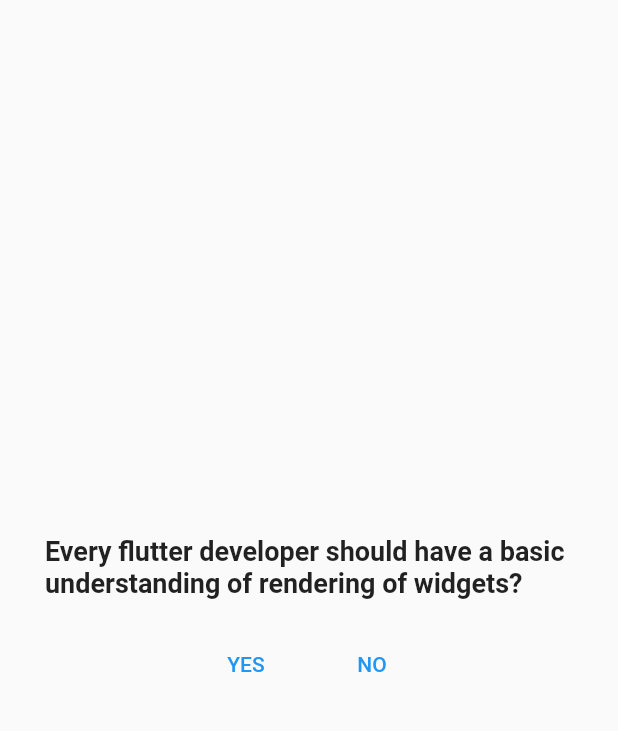
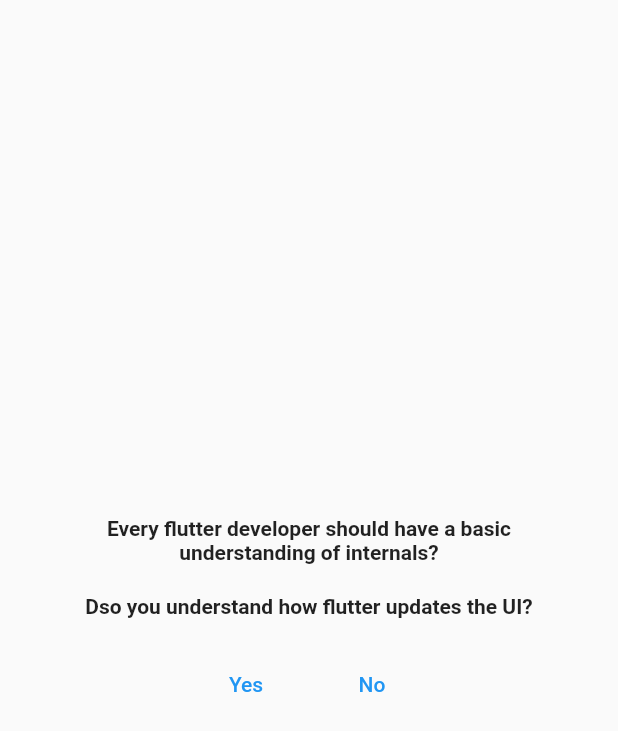
Before and after one commit to sxjal/ToDO, a Flutter app: the screen it shows after launch, on a phone screen of 412 x 824 dp. Shown: the top 731 px of the screen. Run offline on Flutter 3.47's test engine with Material 2 defaults, Android fonts, the phone set to English and light mode, and no system bars.

Commit message:
finished the first screen

```diff
--- a/lib/uiupdate.dart
+++ b/lib/uiupdate.dart
@@ -20,10 +20,18 @@ class _UiUpdatesDemoState extends State<UiUpdatesDemo> {
         crossAxisAlignment: CrossAxisAlignment.center,
         children: [
           const Text(
-            'Every flutter developer should have a basic understanding of rendering of widgets?',
+            'Every flutter developer should have a basic understanding of internals?',
+            textAlign: TextAlign.center,
             style: TextStyle(
-              fontSize: 18,
               fontWeight: FontWeight.bold,
+            ),
+          ),
+          const SizedBox(height: 20),
+          const Text(
+            "Dso you understand how flutter updates the UI?",
+            textAlign: TextAlign.center,
+            style: TextStyle(
+              fontWeight: FontWeight.w600,
             ),
           ),
           const SizedBox(height: 20),
@@ -36,7 +44,7 @@ class _UiUpdatesDemoState extends State<UiUpdatesDemo> {
                     _counter = !_counter;
                   });
                 },
-                child: const Text('YES'),
+                child: const Text('Yes'),
               ),
               const SizedBox(width: 20),
               TextButton(
@@ -45,7 +53,7 @@ class _UiUpdatesDemoState extends State<UiUpdatesDemo> {
                     _counter = !_counter;
                   });
                 },
-                child: const Text('NO'),
+                child: const Text('No'),
               ),
             ],
           ),
```
